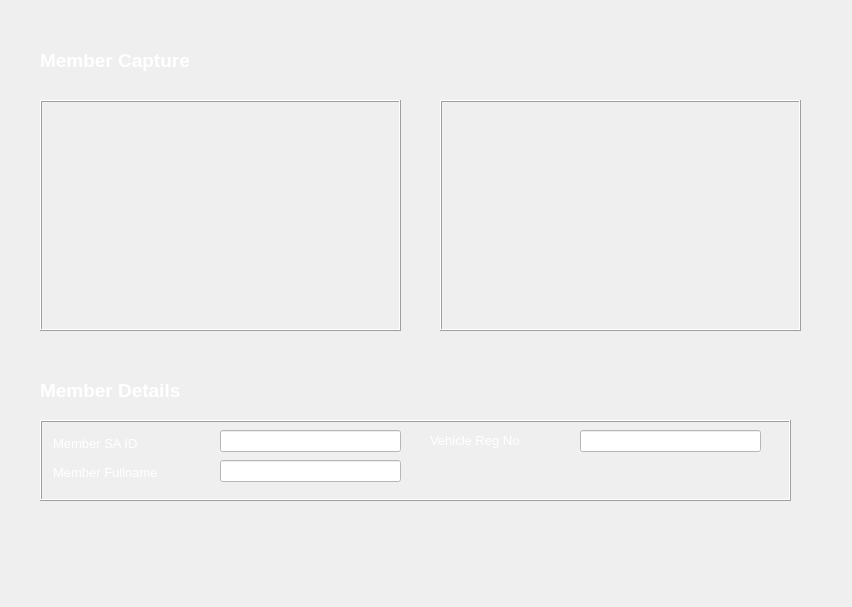
Old version of the form minibus-route-native-application/ui/memberhomeform.ui in the repository nkszLedger/minibus-route-native-application.
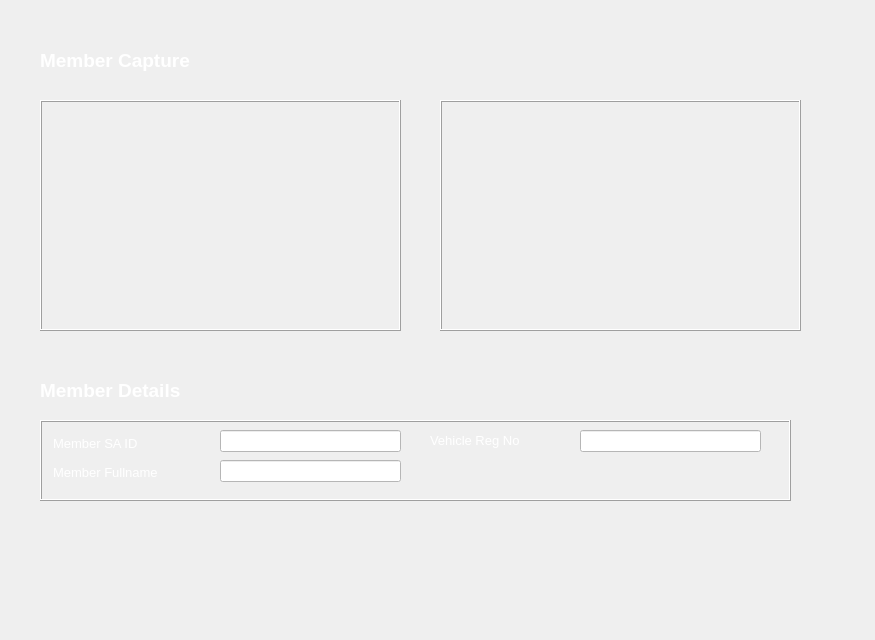
New version of the form. Icons and pictures are not drawn.

```diff
--- a/minibus-route-native-application/ui/memberhomeform.ui
+++ b/minibus-route-native-application/ui/memberhomeform.ui
@@ -6,8 +6,8 @@
    <rect>
     <x>0</x>
     <y>0</y>
-    <width>852</width>
-    <height>607</height>
+    <width>875</width>
+    <height>640</height>
    </rect>
   </property>
   <property name="windowTitle">
```
Left out of the diff: 30 changed lines with no effect on the pictures.
